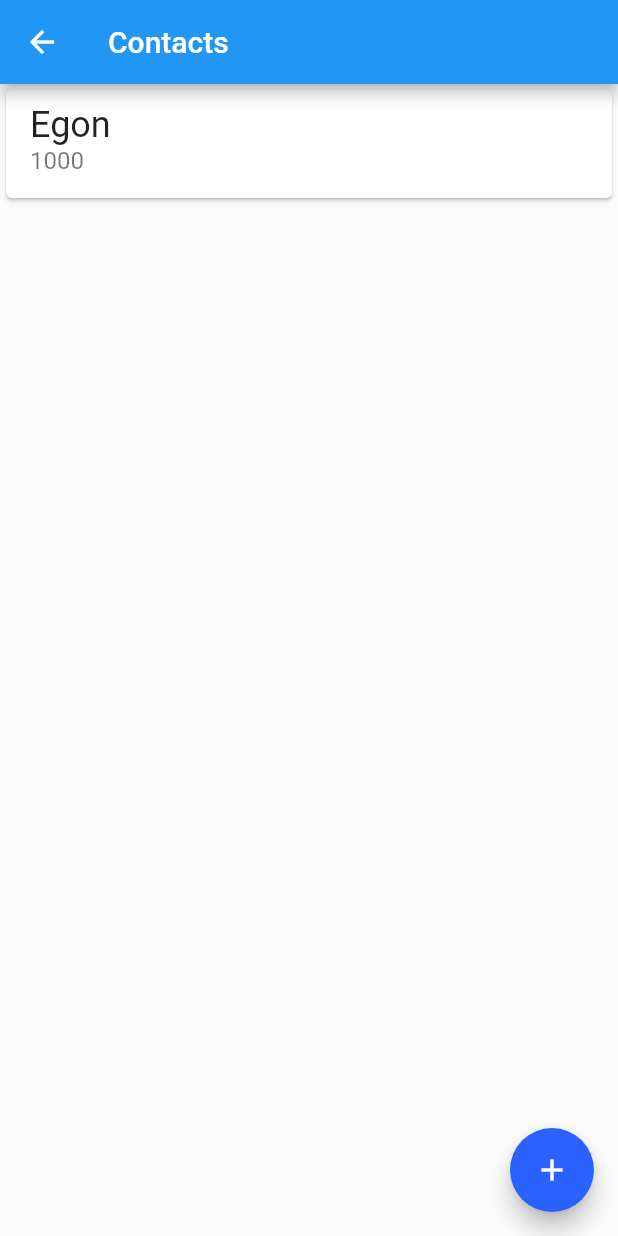
After one commit to egonlr/Bytebank, a Flutter app: the screen it shows after launch, after a tap on "Contacts", on a phone screen of 412 x 824 dp. The commit adds this screen. Run offline on Flutter 3.47's test engine with Material 2 defaults, Android fonts, the phone set to English and light mode, and no system bars.

Commit message:
Implementando a lista de contatos

```diff
--- a/lib/main.dart
+++ b/lib/main.dart
@@ -1,4 +1,6 @@
 import 'package:flutter/material.dart';
+
+import 'screens/dashboard.dart';
 
 void main() => runApp(MyApp());
 
@@ -19,47 +21,3 @@ class MyApp extends StatelessWidget {
     );
   }
 }
-
-class  Dashboard extends StatelessWidget {
-
-  @override
-  Widget build(BuildContext context) {
-    return Scaffold(
-      appBar: AppBar(
-        title: Text('Dashboard'),
-      ),
-      body: Column(
-        mainAxisAlignment: MainAxisAlignment.spaceBetween,
-        crossAxisAlignment: CrossAxisAlignment.start,
-        children: <Widget>[
-          Padding(
-            padding: const EdgeInsets.all(8.0),
-            child: Image.asset('images/bytebank_logo.png'),
-          ),
-          Padding(
-            padding: const EdgeInsets.all(8.0),
-            child: Container(
-                padding: EdgeInsets.all(8.0),
-                height: 100,
-                width: 150,
-                color: Theme.of(context).primaryColor,
-                child: Column(
-                  mainAxisAlignment: MainAxisAlignment.spaceBetween,
-                  crossAxisAlignment: CrossAxisAlignment.start,
-                  children: [
-                    Icon(
-                      Icons.people,
-                      color: Colors.white,
-                      size: 24,
-                    ),
-                    Text('Contacts',
-                        style:
-                        TextStyle(color: Colors.white, fontSize: 16.0)),
-                  ],
-                )),
-          )
-        ],
-      ),
-    );
-  }
-}
--- /dev/null
+++ b/lib/screens/contacts_list.dart
@@ -0,0 +1,34 @@
+import 'package:flutter/cupertino.dart';
+import 'package:flutter/material.dart';
+
+class ContactsList extends StatelessWidget {
+  @override
+  Widget build(BuildContext context) {
+    return Scaffold(
+        appBar: AppBar(
+          title: Text('Contacts'),
+        ),
+        body: ListView(
+          children: <Widget>[
+            Card(
+              child: ListTile(
+                title: Text(
+                  'Egon',
+                  style: TextStyle(fontSize: 24.0),
+                ),
+                subtitle: Text(
+                  '1000',
+                  style: TextStyle(fontSize: 16.0),
+                ),
+              ),
+            )
+          ],
+        ),
+      floatingActionButton: FloatingActionButton(
+        onPressed: () {},
+        child: Icon(Icons.add,
+        ),
+      ),
+    );
+  }
+}
--- /dev/null
+++ b/lib/screens/dashboard.dart
@@ -0,0 +1,56 @@
+import 'package:bytebank/screens/contacts_list.dart';
+import 'package:flutter/material.dart';
+
+class  Dashboard extends StatelessWidget {
+
+  @override
+  Widget build(BuildContext context) {
+    return Scaffold(
+      appBar: AppBar(
+        title: Text('Dashboard'),
+      ),
+      body: Column(
+        mainAxisAlignment: MainAxisAlignment.spaceBetween,
+        crossAxisAlignment: CrossAxisAlignment.start,
+        children: <Widget>[
+          Padding(
+            padding: const EdgeInsets.all(8.0),
+            child: Image.asset('images/bytebank_logo.png'),
+          ),
+          Padding(
+            padding: const EdgeInsets.all(8.0),
+
+            child: Material(
+              color: Theme.of(context).primaryColor,
+              child: InkWell(
+                onTap: () {
+                  Navigator.of(context).push(MaterialPageRoute(builder: (context) => ContactsList(),
+                  ),
+                  );
+                },
+                child: Container(
+                    padding: EdgeInsets.all(8.0),
+                    height: 100,
+                    width: 150,
+                    child: Column(
+                      mainAxisAlignment: MainAxisAlignment.spaceBetween,
+                      crossAxisAlignment: CrossAxisAlignment.start,
+                      children: [
+                        Icon(
+                          Icons.people,
+                          color: Colors.white,
+                          size: 24,
+                        ),
+                        Text('Contacts',
+                            style:
+                            TextStyle(color: Colors.white, fontSize: 16.0)),
+                      ],
+                    )),
+              ),
+            ),
+          )
+        ],
+      ),
+    );
+  }
+}
```
